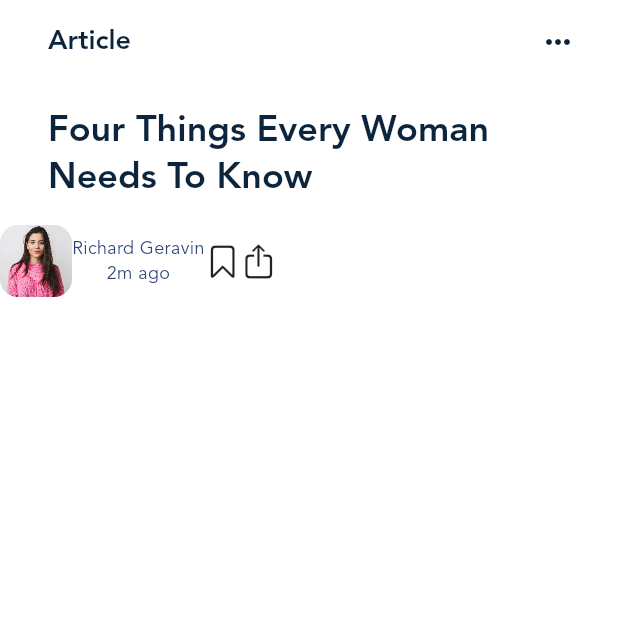
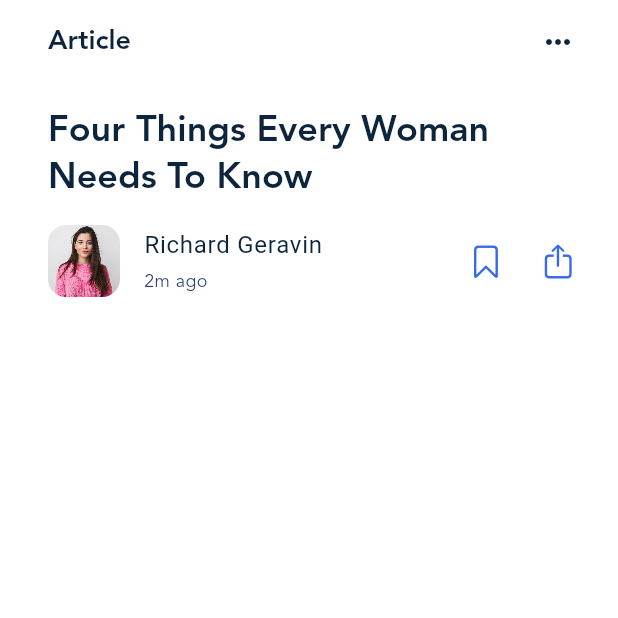
Before and after one commit to aminesmkhani/blog-apk, a Flutter app: the screen it shows after launch, on a phone screen of 412 x 824 dp, the top half of it. Run offline on Flutter 3.47's test engine with Material 3 defaults, Android fonts, the phone set to English and light mode, and no system bars; our stand-ins replace carousel_slider, dotted_border, flutter_svg, smooth_page_indicator, vector_graphics.

Commit message:
complete head section article!

```diff
--- a/lib/article.dart
+++ b/lib/article.dart
@@ -27,22 +27,45 @@ class ArticleScreen extends StatelessWidget {
               style: themeData.textTheme.headlineMedium,
             ),
           ),
-          Row(
+          Padding(
+            padding: const EdgeInsets.only(right: 16, left: 32, bottom: 32),
+            child: Row(
               children: [
                 ClipRRect(
                   borderRadius: BorderRadius.circular(12),
                   child: Assets.img.stories.story9
                       .image(width: 48, height: 48, fit: BoxFit.cover),
                 ),
-              Column(
+                const SizedBox(
+                  width: 16,
+                ),
+                 Expanded(
+                  child: Column(
+                    crossAxisAlignment: CrossAxisAlignment.start,
                     children: [
-                  Text('Richard Geravin'),
-                  Text('2m ago'),
+                      Text(
+                        'Richard Geravin',
+                        style: themeData.textTheme.bodyLarge!.copyWith(fontWeight: FontWeight.w400)
+                        ),
+                      const SizedBox(
+                        height: 4,
+                      ),
+                      const Text('2m ago'),
                     ],
                   ),
-              Icon(CupertinoIcons.bookmark),
-              Icon(CupertinoIcons.share),
+                ),
+                IconButton(
+                  onPressed: () {},
+                  icon: Icon(CupertinoIcons.bookmark),
+                  color: themeData.colorScheme.primary,
+                ),
+                IconButton(
+                  onPressed: (){},
+                  icon: Icon(CupertinoIcons.share),
+                  color: themeData.colorScheme.primary,
+                  ),
               ],
+            ),
           ),
         ],
       ),
```
Also changed, not shown: assets/img/background/single_post.png (added), assets/img/icons/Thumbs.svg (added). Lines whose indentation alone changed are shown as unchanged.
